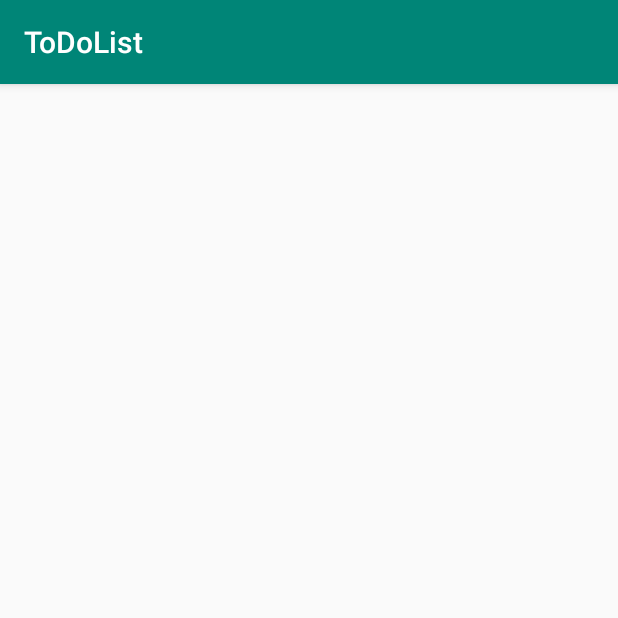
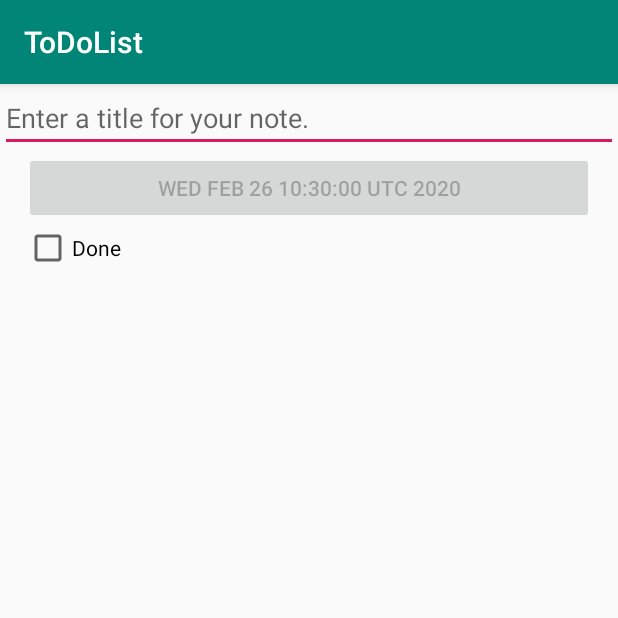
Before and after one commit to zBrucyP/Lab7_ToDoListDialogAppBar, an Android app: the screen it shows after launch (MainActivity), on a phone screen of 412 x 824 dp, the top half of it. Run offline under Robolectric (Android 15) with nearby library versions, the phone set to English and light mode, and no system bars.

Commit message:
arrange noteFragment layout, add fragment manager and fragment in main activity

```diff
--- a/app/src/main/java/com/example/todolist/MainActivity.java
+++ b/app/src/main/java/com/example/todolist/MainActivity.java
@@ -1,6 +1,8 @@
 package com.example.todolist;
 
 import androidx.appcompat.app.AppCompatActivity;
+import androidx.fragment.app.Fragment;
+import androidx.fragment.app.FragmentManager;
 
 import android.os.Bundle;
 
@@ -10,5 +12,16 @@ public class MainActivity extends AppCompatActivity {
     protected void onCreate(Bundle savedInstanceState) {
         super.onCreate(savedInstanceState);
         setContentView(R.layout.activity_main);
+
+        // fragment setup
+        FragmentManager fm = getSupportFragmentManager();
+        Fragment fragment = fm.findFragmentById(R.id.fragmentContainer);
+
+        if (fragment == null) {
+            fragment = new NoteFragment();
+            fm.beginTransaction()
+                    .add(R.id.fragmentContainer, fragment)
+                    .commit();
+        }
     }
 }
--- /dev/null
+++ b/app/src/main/java/com/example/todolist/NoteFragment.java
@@ -0,0 +1,69 @@
+package com.example.todolist;
+
+import android.os.Bundle;
+import android.text.Editable;
+import android.text.TextWatcher;
+import android.view.LayoutInflater;
+import android.view.View;
+import android.view.ViewGroup;
+import android.widget.Button;
+import android.widget.CheckBox;
+import android.widget.CompoundButton;
+import android.widget.EditText;
+import androidx.fragment.app.Fragment;
+
+
+public class NoteFragment extends Fragment {
+
+    private Note mNote;
+    private EditText mTitleField;
+    private Button mDateButton;
+    private CheckBox mDoneCheckBox;
+
+    @Override
+    public void onCreate(Bundle savedInstanceState) {
+        super.onCreate(savedInstanceState);
+        mNote = new Note();
+    }
+
+    @Override
+    public View onCreateView(LayoutInflater inflater,
+                             ViewGroup container,
+                             Bundle savedInstanceState) {
+
+        View v = inflater.inflate(R.layout.fragment_note, container, false);
+
+        mTitleField = (EditText) v.findViewById(R.id.note_title);
+        mTitleField.addTextChangedListener(new TextWatcher() {
+            @Override
+            public void beforeTextChanged(CharSequence s, int start, int count, int after) {
+
+            }
+
+            @Override
+            public void onTextChanged(CharSequence s, int start, int before, int count) {
+                mNote.setTitle((s.toString()));
+            }
+
+            @Override
+            public void afterTextChanged(Editable s) {
+
+            }
+        });
+
+        mDateButton = (Button) v.findViewById((R.id.note_date));
+        mDateButton.setText(mNote.getDate().toString());
+        mDateButton.setEnabled(false);
+
+        mDoneCheckBox = (CheckBox) v.findViewById(R.id.job_done);
+        mDoneCheckBox.setOnCheckedChangeListener(new CompoundButton.OnCheckedChangeListener() {
+            @Override
+            public void onCheckedChanged(CompoundButton buttonView, boolean isChecked) {
+                mNote.setDone(isChecked);
+            }
+        });
+
+        return v;
+    }
+
+}
--- a/app/src/main/res/layout/fragment_note.xml
+++ b/app/src/main/res/layout/fragment_note.xml
@@ -5,9 +5,25 @@
     android:orientation="vertical">
 
     <EditText
+        android:id="@+id/note_title"
         android:layout_width="match_parent"
         android:layout_height="wrap_content"
         android:hint="@string/note_title_hint" />
 
+    <Button
+        android:id="@+id/note_date"
+        android:layout_width="match_parent"
+        android:layout_height="wrap_content"
+        android:layout_marginLeft="16dp"
+        android:layout_marginRight="16dp"/>
+
+    <CheckBox
+        android:id="@+id/job_done"
+        android:layout_width="match_parent"
+        android:layout_height="wrap_content"
+        android:layout_marginLeft="16dp"
+        android:layout_marginRight="16dp"
+        android:text="@string/note_done_label" />
+
 
 </LinearLayout>
--- a/app/src/main/res/values/strings.xml
+++ b/app/src/main/res/values/strings.xml
@@ -1,4 +1,5 @@
 <resources>
     <string name="app_name">ToDoList</string>
     <string name="note_title_hint">Enter a title for your note.</string>
+    <string name="note_done_label">Done</string>
 </resources>
```
